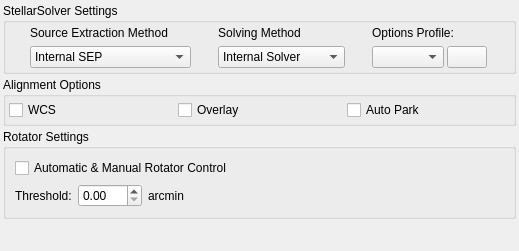
Above: kstars/ekos/align/opsalign.ui from KDE/kstars before the change. Below: the same form after it.
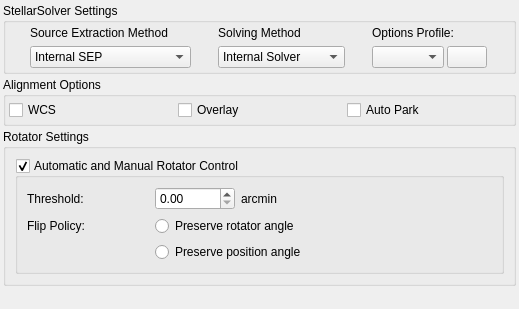
That is the form after the change.

Patch:
```diff
--- a/kstars/ekos/align/opsalign.ui
+++ b/kstars/ekos/align/opsalign.ui
@@ -7,7 +7,7 @@
     <x>0</x>
     <y>0</y>
     <width>519</width>
-    <height>251</height>
+    <height>309</height>
    </rect>
   </property>
   <layout class="QVBoxLayout" name="verticalLayout">
@@ -263,17 +263,42 @@
       <string>Rotator Settings</string>
      </property>
      <layout class="QGridLayout" name="gridLayout">
-      <item row="1" column="0">
-       <layout class="QHBoxLayout" name="horizontalLayout">
-        <item>
+      <item row="0" column="0">
+       <widget class="QGroupBox" name="kcfg_AstrometryUseRotator">
+        <property name="sizePolicy">
+         <sizepolicy hsizetype="Preferred" vsizetype="Preferred">
+          <horstretch>0</horstretch>
+          <verstretch>0</verstretch>
+         </sizepolicy>
+        </property>
+        <property name="title">
+         <string>Automatic and Manual Rotator Control</string>
+        </property>
+        <property name="checkable">
+         <bool>true</bool>
+        </property>
+        <layout class="QGridLayout" name="gridLayout_3">
+         <item row="0" column="0">
          <widget class="QLabel" name="label">
           <property name="text">
-           <string>Threshold:</string>
+            <string>Threshold: </string>
           </property>
          </widget>
         </item>
-        <item>
+         <item row="0" column="1">
          <widget class="QDoubleSpinBox" name="kcfg_AstrometryRotatorThreshold">
+           <property name="sizePolicy">
+            <sizepolicy hsizetype="Minimum" vsizetype="Preferred">
+             <horstretch>0</horstretch>
+             <verstretch>0</verstretch>
+            </sizepolicy>
+           </property>
+           <property name="maximumSize">
+            <size>
+             <width>80</width>
+             <height>25</height>
+            </size>
+           </property>
           <property name="toolTip">
            <string>&lt;html&gt;&lt;head/&gt;&lt;body&gt;&lt;p&gt;Rotator threshold in arc-minutes when using Load &amp;amp; Slew. If the difference between measured position angle and FITS position angle is below this value, the Load &amp;amp; Slew operation is considered successful.&lt;/p&gt;&lt;/body&gt;&lt;/html&gt;</string>
           </property>
@@ -285,36 +310,51 @@
           </property>
          </widget>
         </item>
-        <item>
+         <item row="0" column="2">
          <widget class="QLabel" name="label_2">
           <property name="text">
            <string>arcmin</string>
           </property>
          </widget>
         </item>
-        <item>
-         <spacer name="horizontalSpacer">
-          <property name="orientation">
-           <enum>Qt::Horizontal</enum>
-          </property>
-          <property name="sizeHint" stdset="0">
-           <size>
-            <width>40</width>
-            <height>20</height>
-           </size>
-          </property>
-         </spacer>
-        </item>
-       </layout>
-      </item>
-      <item row="0" column="0">
-       <widget class="QCheckBox" name="kcfg_AstrometryUseRotator">
-        <property name="toolTip">
-         <string>&lt;html&gt;&lt;head/&gt;&lt;body&gt;&lt;p&gt;Use automatic or manual rotation control when using Load &amp;amp; Slew. For automatic control, the mechanized rotator is commanded to rotate to match the desired position angle. For manual control, the user is asked to manually rotate the camera until the desired position angle is reached.&lt;/p&gt;&lt;/body&gt;&lt;/html&gt;</string>
-        </property>
-        <property name="text">
-         <string>Automatic &amp;&amp; Manual Rotator Control</string>
-        </property>
+         <item row="1" column="0">
+          <widget class="QLabel" name="label_3">
+           <property name="toolTip">
+            <string>&lt;html&gt;&lt;head/&gt;&lt;body&gt;&lt;p&gt;&lt;span style=&quot; font-weight:600;&quot;&gt;Flip Policy&lt;/span&gt; determines how the rotator reacts after a flip or if the result of a solved reference image reports a different pierside respective to the actual mount pierside.&lt;/p&gt;&lt;/body&gt;&lt;/html&gt;</string>
+           </property>
+           <property name="text">
+            <string>Flip Policy: </string>
+           </property>
+          </widget>
+         </item>
+         <item row="1" column="1" colspan="2">
+          <widget class="QRadioButton" name="kcfg_AstrometryFlipRotationAllowed">
+           <property name="toolTip">
+            <string>&lt;html&gt;&lt;head/&gt;&lt;body&gt;&lt;p&gt;&lt;span style=&quot; font-weight:600;&quot;&gt;Preserve rotator angle&lt;/span&gt; will keep the rotator position. The rotator remains inactive and hence the camera is virtually rotated by 180°.&lt;/p&gt;&lt;p&gt;Most modern astronomic image processing applications can handle &amp;quot;flipped&amp;quot; images.&lt;/p&gt;&lt;/body&gt;&lt;/html&gt;</string>
+           </property>
+           <property name="text">
+            <string>Preserve rotator angle</string>
+           </property>
+          </widget>
+         </item>
+         <item row="1" column="3">
+          <widget class="QLabel" name="label_4">
+           <property name="text">
+            <string/>
+           </property>
+          </widget>
+         </item>
+         <item row="2" column="1" colspan="2">
+          <widget class="QRadioButton" name="FlipRotationNotAllowed">
+           <property name="toolTip">
+            <string>&lt;html&gt;&lt;head/&gt;&lt;body&gt;&lt;p&gt;&lt;span style=&quot; font-weight:600;&quot;&gt;Preserve position angle&lt;/span&gt; will keep the camera position angle. The rotator allways turns the camera to the original position angle and hence the image will show exactly the original star arrangement.&lt;/p&gt;&lt;/body&gt;&lt;/html&gt;</string>
+           </property>
+           <property name="text">
+            <string>Preserve position angle</string>
+           </property>
+          </widget>
+         </item>
+        </layout>
        </widget>
       </item>
      </layout>
```
Left out of the diff: 5 changed lines with no effect on the pictures. Lines whose indentation alone changed are shown as unchanged.
